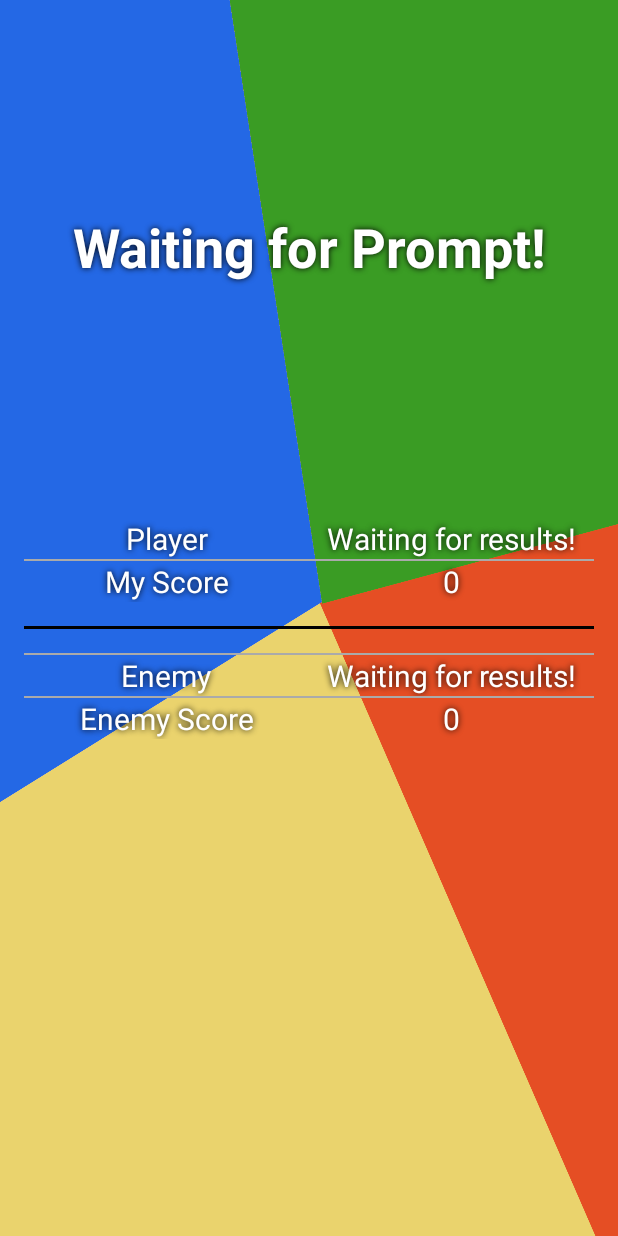
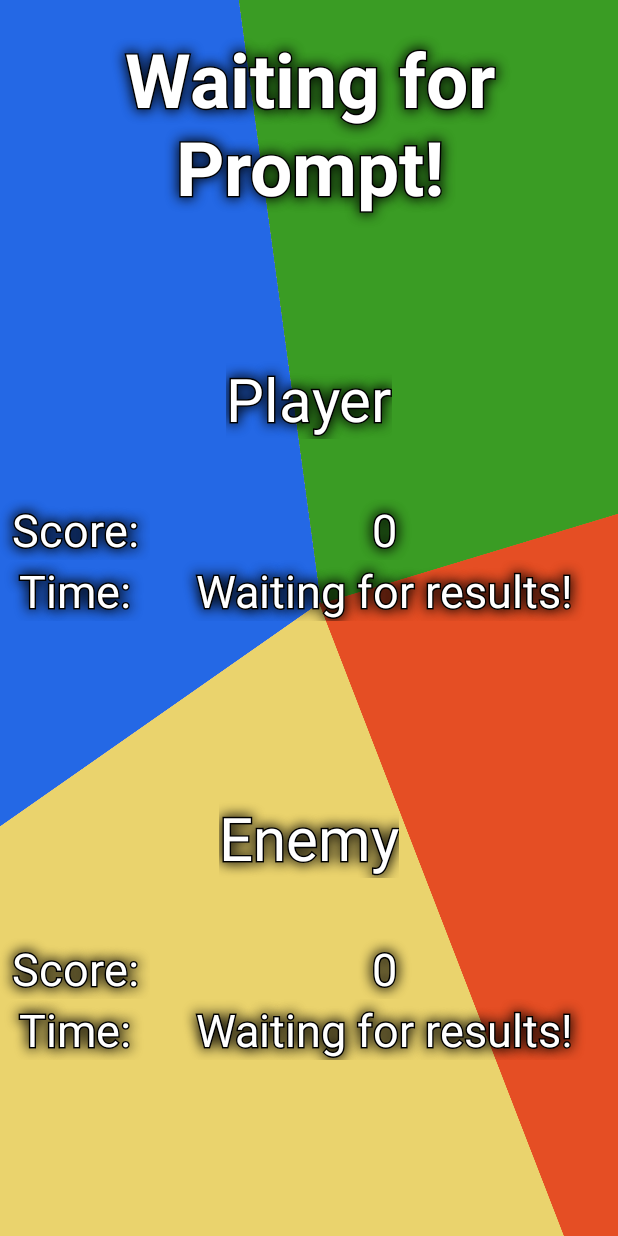
Before and after one commit to Benjamin-Dippold/Bop-It, an Android app: the fragment WaitingFragment shown on its own in the app's theme, on a phone screen of 412 x 824 dp. Run offline under Robolectric (Android 15) with nearby library versions, the phone set to English and light mode, and no system bars; network calls fail.

Commit message:
Added outlines to more Text, to make it more readable.
Also added custom TextView to handle outlined text, instead of duplicating all TextViews.

```diff
--- /dev/null
+++ b/app/src/main/java/at/iver/bop_it/TextViewOutlined.java
@@ -0,0 +1,84 @@
+package at.iver.bop_it;
+
+import android.content.Context;
+import android.content.res.TypedArray;
+import android.graphics.Canvas;
+import android.graphics.Paint;
+import android.util.AttributeSet;
+import android.util.Log;
+
+public class TextViewOutlined extends androidx.appcompat.widget.AppCompatTextView {
+
+    private static final int DEFAULT_STROKE_WIDTH = 0;
+    private int strokeColor;
+    private float strokeWidth;
+
+    public TextViewOutlined(Context context) {
+        this(context, null, R.attr.textViewOutlinedStyle);
+    }
+
+    public TextViewOutlined(Context context, AttributeSet attrs) {
+        this(context, attrs, R.attr.textViewOutlinedStyle);
+    }
+
+    public TextViewOutlined(Context context, AttributeSet attrs, int defStyle) {
+        super(context, attrs, defStyle);
+
+        if (attrs != null) {
+            TypedArray a = context.obtainStyledAttributes(attrs, R.styleable.TextViewOutlined,R.attr.textViewOutlinedStyle,R.style.TextViewWithShadow);
+            strokeColor = a.getColor(R.styleable.TextViewOutlined_textStrokeColor,
+                    getCurrentTextColor());
+            strokeWidth = a.getDimensionPixelSize(R.styleable.TextViewOutlined_textStrokeWidth,
+                    DEFAULT_STROKE_WIDTH);
+
+            a.recycle();
+        } else {
+            strokeColor = getCurrentTextColor();
+            strokeWidth = DEFAULT_STROKE_WIDTH;
+        }
+    }
+
+    // The onDraw uses setTextColor() to swap between Text- and outline color,
+    // but setTextColor invalidates the View, causing it to be drawn again
+    // resulting in an infinite draw loop. Disabling the ability to be invalidated,
+    // while drawing fixes the issue.
+
+    private boolean isInvalidateAllowed = true;
+
+    @Override
+    public void invalidate() {
+        if (!isInvalidateAllowed)
+            return;
+        super.invalidate();
+    }
+
+    @Override
+    protected void onDraw(Canvas canvas) {
+        if (strokeWidth > 0) {
+            isInvalidateAllowed = false;
+            Paint p = getPaint();
+            //save the text color
+            int currentTextColor = getCurrentTextColor();
+
+            //set paint to stroke mode and specify
+            //stroke color and width
+            p.setStyle(Paint.Style.STROKE);
+            p.setStrokeWidth(strokeWidth);
+            setTextColor(strokeColor);
+            //draw text stroke
+            super.onDraw(canvas);
+
+            //revert the color back to the one
+            //initially specified
+            setTextColor(currentTextColor);
+            //set paint to fill mode
+            p.setStyle(Paint.Style.FILL);
+            //draw the fill part of text
+
+            isInvalidateAllowed = true;
+            super.onDraw(canvas);
+        } else {
+            super.onDraw(canvas);
+        }
+    }
+}
--- a/app/src/main/java/at/iver/bop_it/WaitingFragment.java
+++ b/app/src/main/java/at/iver/bop_it/WaitingFragment.java
@@ -44,8 +44,8 @@ public class WaitingFragment extends Fragment {
         if (scores[1] != -1) ((TextView) v.findViewById(R.id.enemyScore)).setText(scores[1] + "");
         else ((TextView) v.findViewById(R.id.enemyScore)).setText("Waiting for results!");
 
-        ((TextView) v.findViewById(R.id.myTimeLabel)).setText(playerName);
-        ((TextView) v.findViewById(R.id.enemyTimeLabel)).setText(enemyName);
+        ((TextView) v.findViewById(R.id.playerNameLabel)).setText(playerName);
+        ((TextView) v.findViewById(R.id.enemyNameLabel)).setText(enemyName);
     }
 
     public void setResults(long[] results) {
--- a/app/src/main/res/layout/client_waiting_screen.xml
+++ b/app/src/main/res/layout/client_waiting_screen.xml
@@ -16,7 +16,7 @@
         app:layout_constraintStart_toStartOf="parent"
         app:layout_constraintTop_toTopOf="parent" />
 
-    <TextView
+    <at.iver.bop_it.TextViewOutlined
         android:id="@+id/textView7"
         android:layout_width="wrap_content"
         android:layout_height="wrap_content"
@@ -27,5 +27,6 @@
         app:layout_constraintBottom_toBottomOf="parent"
         app:layout_constraintEnd_toEndOf="parent"
         app:layout_constraintStart_toStartOf="parent"
-        app:layout_constraintTop_toTopOf="parent" />
+        app:layout_constraintTop_toTopOf="parent"
+        app:textStrokeWidth="5sp" />
 </androidx.constraintlayout.widget.ConstraintLayout>
--- a/app/src/main/res/layout/waiting_screen.xml
+++ b/app/src/main/res/layout/waiting_screen.xml
@@ -3,141 +3,147 @@
     xmlns:app="http://schemas.android.com/apk/res-auto"
     xmlns:tools="http://schemas.android.com/tools"
     android:layout_width="match_parent"
-    android:layout_height="match_parent">
+    android:layout_height="match_parent"
+    android:background="@drawable/backdrop_empty">
 
-    <ImageView
-        android:id="@+id/backdrop"
-        android:layout_width="0dp"
-        android:layout_height="0dp"
-        android:scaleType="centerCrop"
-        android:src="@drawable/backdrop_empty"
-        app:layout_constraintBottom_toBottomOf="parent"
-        app:layout_constraintEnd_toEndOf="parent"
-        app:layout_constraintStart_toStartOf="parent"
-        app:layout_constraintTop_toTopOf="parent" />
-
-    <TextView
+    <at.iver.bop_it.TextViewOutlined
         android:id="@+id/textView"
         android:layout_width="0dp"
-        android:layout_height="0dp"
+        android:layout_height="164dp"
         android:gravity="center"
+        android:text="Waiting for Prompt!"
+        android:textSize="50sp"
         android:textStyle="bold"
-        android:text="Waiting for Prompt!"
-        android:textSize="36sp"
-        app:layout_constraintBottom_toTopOf="@+id/scoreTable"
         app:layout_constraintEnd_toEndOf="parent"
         app:layout_constraintStart_toStartOf="parent"
         app:layout_constraintTop_toTopOf="parent"
         app:layout_constraintVertical_weight="2" />
 
-    <TableLayout
-        android:id="@+id/scoreTable"
+    <at.iver.bop_it.TextViewOutlined
+        android:id="@+id/playerNameLabel"
+        android:layout_width="wrap_content"
+        android:layout_height="wrap_content"
+        android:text="PLAYER_NAME"
+        android:textSize="40sp"
+        app:layout_constraintBottom_toTopOf="@id/enemyNameLabel"
+        app:layout_constraintEnd_toEndOf="parent"
+        app:layout_constraintStart_toStartOf="parent"
+        app:layout_constraintTop_toTopOf="@+id/textView"
+        app:layout_constraintVertical_chainStyle="spread" />
+
+    <at.iver.bop_it.TextViewOutlined
+        android:id="@+id/myScoreLabel"
         android:layout_width="0dp"
-        android:layout_height="0dp"
-        android:stretchColumns="*"
-        android:padding="16dp"
+        android:layout_height="wrap_content"
+        android:layout_marginTop="40dp"
+        android:gravity="center"
+        android:text="Score:"
+        android:textSize="30sp"
+        app:layout_constraintEnd_toEndOf="@+id/enemyScoreLabel"
+        app:layout_constraintStart_toStartOf="@+id/enemyScoreLabel"
+        app:layout_constraintTop_toBottomOf="@id/playerNameLabel"
+        tools:layout_constraintBottom_toTopOf="@id/myScore" />
+
+    <at.iver.bop_it.TextViewOutlined
+        android:id="@+id/myScore"
+        android:layout_width="0dp"
+        android:layout_height="wrap_content"
+        android:layout_weight="1"
+        android:gravity="center"
+        android:text="0"
+        android:textSize="30sp"
+        app:layout_constraintBottom_toBottomOf="@+id/myScoreLabel"
+        app:layout_constraintEnd_toEndOf="parent"
+        app:layout_constraintStart_toEndOf="@+id/myScoreLabel"
+        app:layout_constraintTop_toTopOf="@id/myScoreLabel"
+        tools:layout_constraintStart_toEndOf="@id/myScoreLabel" />
+
+    <at.iver.bop_it.TextViewOutlined
+        android:id="@+id/myTimeLabel"
+        android:layout_width="0dp"
+        android:layout_height="wrap_content"
+        android:layout_weight="1"
+        android:gravity="center"
+        android:text="Time:"
+        android:textSize="30sp"
+        app:layout_constraintEnd_toEndOf="@+id/myScoreLabel"
+        app:layout_constraintHorizontal_bias="0.0"
+        app:layout_constraintStart_toStartOf="@+id/myScoreLabel"
+        app:layout_constraintTop_toBottomOf="@+id/myScore" />
+
+    <at.iver.bop_it.TextViewOutlined
+        android:id="@+id/myTime"
+        android:layout_width="0dp"
+        android:layout_height="wrap_content"
+        android:layout_weight="1"
+        android:gravity="center"
+        android:text="XXXXms"
+        android:textSize="30sp"
+        app:layout_constraintBottom_toBottomOf="@+id/myTimeLabel"
+        app:layout_constraintEnd_toEndOf="parent"
+        app:layout_constraintStart_toEndOf="@id/myTimeLabel"
+        app:layout_constraintTop_toTopOf="@id/myTimeLabel" />
+
+    <at.iver.bop_it.TextViewOutlined
+        android:id="@+id/enemyNameLabel"
+        android:layout_width="wrap_content"
+        android:layout_height="wrap_content"
+        android:text="ENEMY_NAME"
+        android:textSize="40sp"
         app:layout_constraintBottom_toBottomOf="parent"
         app:layout_constraintEnd_toEndOf="parent"
         app:layout_constraintStart_toStartOf="parent"
-        app:layout_constraintTop_toBottomOf="@+id/textView"
-        app:layout_constraintVertical_weight="3">
+        app:layout_constraintTop_toBottomOf="@+id/playerNameLabel" />
 
-        <TableRow>
-            <TextView
-                android:id="@+id/myTimeLabel"
+    <at.iver.bop_it.TextViewOutlined
+        android:id="@+id/enemyScoreLabel"
+        android:layout_width="100dp"
+        android:layout_height="wrap_content"
+        android:layout_marginTop="40dp"
+        android:gravity="center"
+        android:text="Score:"
+        android:textSize="30sp"
+        app:layout_constraintEnd_toStartOf="@+id/enemyScore"
+        app:layout_constraintStart_toStartOf="parent"
+        app:layout_constraintTop_toBottomOf="@id/enemyNameLabel"
+        tools:layout_constraintBottom_toTopOf="@id/enemyScore" />
+
+    <at.iver.bop_it.TextViewOutlined
+        android:id="@+id/enemyScore"
         android:layout_width="0dp"
         android:layout_height="wrap_content"
-                android:text="My Time"
-                android:textSize="20sp"
         android:layout_weight="1"
-                android:gravity="center"/>
+        android:gravity="center"
+        android:text="0"
+        android:textSize="30sp"
+        app:layout_constraintBottom_toBottomOf="@+id/enemyScoreLabel"
+        app:layout_constraintEnd_toEndOf="parent"
+        app:layout_constraintStart_toEndOf="@+id/enemyScoreLabel"
+        app:layout_constraintTop_toTopOf="@+id/enemyScoreLabel" />
 
-            <TextView
-                android:id="@+id/myTime"
-                android:layout_width="0dp"
-                android:layout_height="wrap_content"
-                android:text="XXXXms"
-                android:textSize="20sp"
-                android:layout_weight="1"
-                android:gravity="center"/>
-        </TableRow>
-
-        <View
-            android:layout_height="1dp"
-            android:layout_width="match_parent"
-            android:background="@android:color/darker_gray"/>
-
-        <TableRow>
-            <TextView
-                android:layout_width="0dp"
-                android:layout_height="wrap_content"
-                android:text="My Score"
-                android:textSize="20sp"
-                android:layout_weight="1"
-                android:gravity="center"/>
-
-            <TextView
-                android:id="@+id/myScore"
-                android:layout_width="0dp"
-                android:layout_height="wrap_content"
-                android:text="0"
-                android:textSize="20sp"
-                android:layout_weight="1"
-                android:gravity="center"/>
-        </TableRow>
-        <View
-            android:layout_height="2dp"
-            android:layout_width="match_parent"
-            android:background="@color/black"
-            android:layout_marginTop="16dp"
-            android:layout_marginBottom="16dp" />
-        <View
-            android:layout_height="1dp"
-            android:layout_width="match_parent"
-            android:background="@android:color/darker_gray"/>
-
-        <TableRow>
-            <TextView
+    <at.iver.bop_it.TextViewOutlined
         android:id="@+id/enemyTimeLabel"
         android:layout_width="0dp"
         android:layout_height="wrap_content"
-                android:text="Enemy Time"
-                android:textSize="20sp"
         android:layout_weight="1"
-                android:gravity="center"/>
+        android:gravity="center"
+        android:text="Time:"
+        android:textSize="30sp"
+        app:layout_constraintEnd_toEndOf="@id/enemyScoreLabel"
+        app:layout_constraintStart_toStartOf="@id/enemyScoreLabel"
+        app:layout_constraintTop_toBottomOf="@+id/enemyScoreLabel" />
 
-            <TextView
+    <at.iver.bop_it.TextViewOutlined
         android:id="@+id/enemyTime"
         android:layout_width="0dp"
         android:layout_height="wrap_content"
+        android:layout_weight="1"
+        android:gravity="center"
         android:text="XXXXms"
-                android:textSize="20sp"
-                android:layout_weight="1"
-                android:gravity="center"/>
-        </TableRow>
+        android:textSize="30sp"
+        app:layout_constraintBottom_toBottomOf="@+id/enemyTimeLabel"
+        app:layout_constraintEnd_toEndOf="parent"
+        app:layout_constraintStart_toEndOf="@+id/enemyTimeLabel"
+        app:layout_constraintTop_toTopOf="@+id/enemyTimeLabel" />
 
-        <View
-            android:layout_height="1dp"
-            android:layout_width="match_parent"
-            android:background="@android:color/darker_gray"/>
-
-        <TableRow>
-            <TextView
-                android:layout_width="0dp"
-                android:layout_height="wrap_content"
-                android:text="Enemy Score"
-                android:textSize="20sp"
-                android:layout_weight="1"
-                android:gravity="center"/>
-
-            <TextView
-                android:id="@+id/enemyScore"
-                android:layout_width="0dp"
-                android:layout_height="wrap_content"
-                android:text="1"
-                android:textSize="20sp"
-                android:layout_weight="1"
-                android:gravity="center"/>
-        </TableRow>
-    </TableLayout>
 </androidx.constraintlayout.widget.ConstraintLayout>
--- a/app/src/main/res/values/themes.xml
+++ b/app/src/main/res/values/themes.xml
@@ -3,11 +3,8 @@
     <style name="Theme.BopIt" parent="Theme.AppCompat.Light.NoActionBar">
         <item name="android:textColor">@color/white</item>
         <item name="android:buttonStyle">@style/ColorfulButtonStyle</item>
-        <item name="android:textViewStyle">@style/TextViewWithShadow</item>
+        <item name="textViewOutlinedStyle">@style/TextViewWithShadow</item>
         <item name="editTextStyle">@style/EditTextWithShadow</item>
-        <!-- I have spend an hour trying to figure out why this was not working,
-        and I still don't understand why editText does not require the
-        "android:"-prefix-->
     </style>
 
     <style name="ColorfulButtonStyle" parent="@android:style/Widget.Button">
@@ -16,17 +13,19 @@
         <item name="android:textSize">18sp</item>
     </style>
 
-    <style name="TextViewWithShadow" parent="@android:style/Widget.TextView">
+    <style name="TextViewWithShadow" parent="android:TextAppearance">
         <item name="android:textColor">@color/white</item>
         <item name="android:shadowColor">@color/black</item>
-        <item name="android:shadowRadius">5</item>
+        <item name="android:shadowRadius">10</item>
+        <item name="textStrokeColor">@color/black</item>
+        <item name="textStrokeWidth">2dp</item>
     </style>
 
     <style name="EditTextWithShadow" parent="@android:style/Widget.EditText">
         <item name="android:textColor">@color/white</item>
         <item name="android:textColorHint">@color/light_gray</item>
         <item name="android:shadowColor">@color/black</item>
-        <item name="android:shadowRadius">5</item>
+        <item name="android:shadowRadius">10</item>
         <item name="android:backgroundTint">@color/white</item>
     </style>
 
```
Also changed, not shown: app/src/main/java/at/iver/bop_it/MainActivity.java (+0 -15 lines), app/src/main/res/layout/host.xml (+3 -29 lines), app/src/main/res/layout/join.xml (+1 -14 lines), app/src/main/res/layout/menu.xml (+3 -19 lines), app/src/main/res/layout/post_game.xml (+6 -3 lines), app/src/main/res/layout/round_record_item.xml (+5 -5 lines), app/src/main/res/layout/settings_screen.xml (+38 -12 lines), app/src/main/res/values/attrs.xml (added, +13 -0 lines). Lines whose indentation alone changed are shown as unchanged.
